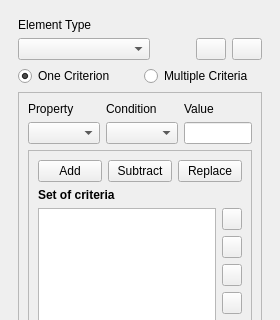
First picture: the form in ui/queries/qgisred_queriesbyproperties_dock.ui, repository qgisred/QGISRed, before the edit; both pictures show x 0 to 280 and y 0 to 320 of the 280 by 727 pixel window.
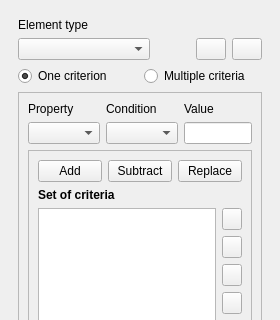
Second picture: the form after the edit. Custom widgets are drawn as their Qt base class.

```diff
--- a/ui/queries/qgisred_queriesbyproperties_dock.ui
+++ b/ui/queries/qgisred_queriesbyproperties_dock.ui
@@ -50,7 +50,7 @@
           <item>
            <widget class="QLabel" name="label_4">
             <property name="text">
-             <string>Element Type</string>
+             <string>Element type</string>
             </property>
             <property name="buddy">
              <cstring>cbElementType</cstring>
@@ -117,7 +117,7 @@
                </size>
               </property>
               <property name="text">
-               <string>One Criterion</string>
+               <string>One criterion</string>
               </property>
               <property name="checked">
                <bool>true</bool>
@@ -127,7 +127,7 @@
             <item>
              <widget class="QRadioButton" name="radioMultipleCriteria">
               <property name="text">
-               <string>Multiple Criteria</string>
+               <string>Multiple criteria</string>
               </property>
              </widget>
             </item>
```
Left out of the diff: 2 changed lines with no effect on the pictures.
